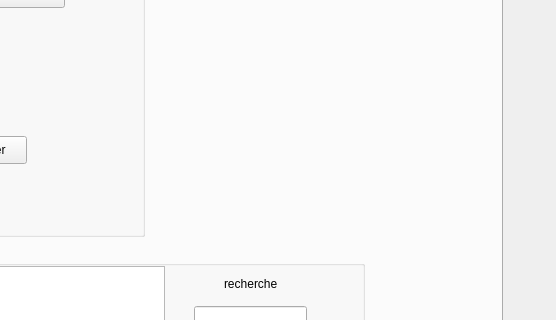
Old version of the form uimayssa.ui in the repository loremipsum2A/Smart_Wedding_2A10; both pictures show x 568 to 1124 and y 120 to 440 of the 1124 by 596 pixel window.
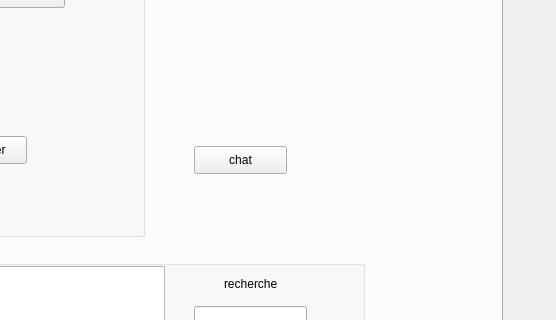
New version of the form.

Diff of the .ui file:
```diff
--- a/uimayssa.ui
+++ b/uimayssa.ui
@@ -659,6 +659,19 @@
       <string>Quitter</string>
      </property>
     </widget>
+    <widget class="QPushButton" name="chat1">
+     <property name="geometry">
+      <rect>
+       <x>760</x>
+       <y>230</y>
+       <width>93</width>
+       <height>28</height>
+      </rect>
+     </property>
+     <property name="text">
+      <string>chat</string>
+     </property>
+    </widget>
    </widget>
   </widget>
  </widget>
```
